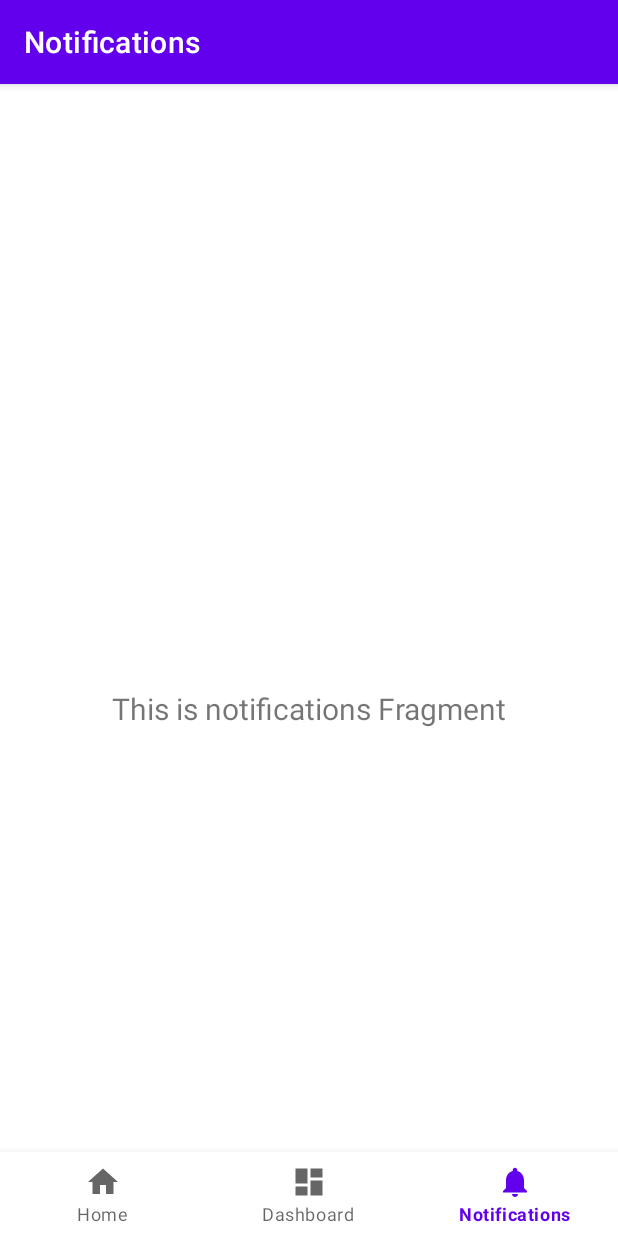
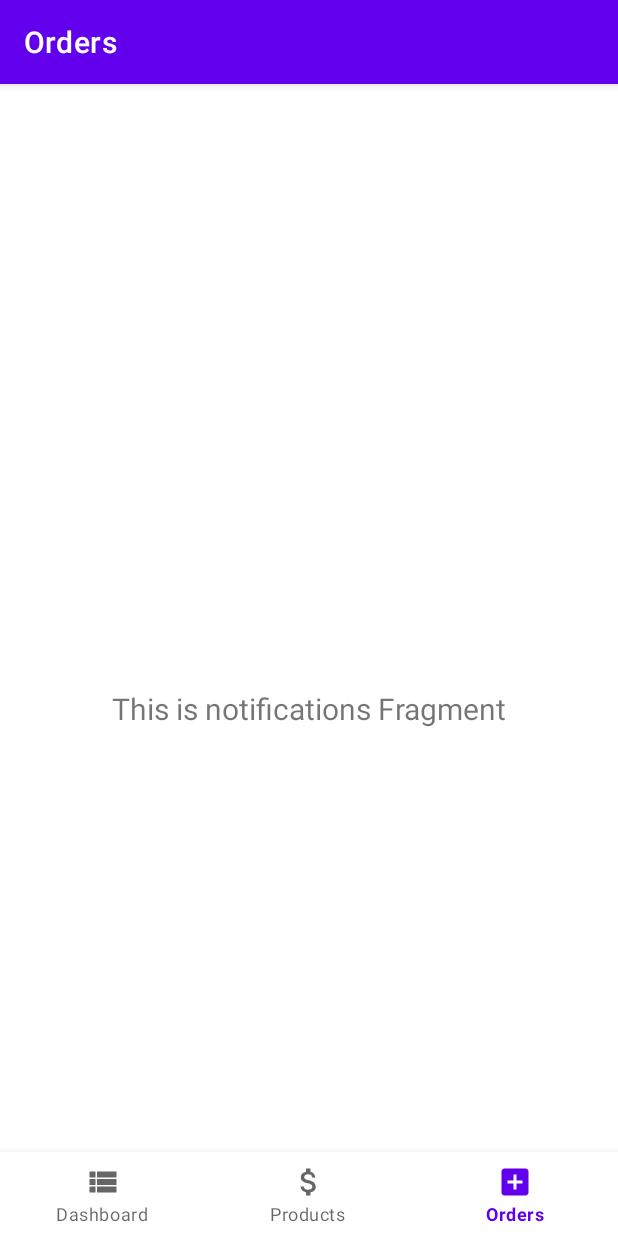
Before and after one commit to ahsa91/SuperCleanerApp, an Android app: the OrdersFragment screen opened through its navigation route, on a phone screen of 412 x 824 dp. Run offline under Robolectric (Android 15) with nearby library versions, the phone set to English and light mode, and no system bars; our stand-ins replace navigation-ui.

Commit message:
modifying fragments

```diff
--- a/SuperCleanerApp-master/SuperCleaner/app/src/main/java/my/supercleanerapp/ui/activites/DashboardActivity.kt
+++ b/SuperCleanerApp-master/SuperCleaner/app/src/main/java/my/supercleanerapp/ui/activites/DashboardActivity.kt
@@ -26,7 +26,7 @@ class DashboardActivity : BaseActivity() {
         // menu should be considered as top level destinations.
         val appBarConfiguration = AppBarConfiguration(
             setOf(
-                R.id.navigation_home, R.id.navigation_dashboard, R.id.navigation_notifications
+                R.id.navigation_products, R.id.navigation_dashboard, R.id.navigation_orders
             )
         )
         setupActionBarWithNavController(navController, appBarConfiguration)
--- a/SuperCleanerApp-master/SuperCleaner/app/src/main/java/my/supercleanerapp/ui/fragments/NotificationsFragment.kt
+++ b/SuperCleanerApp-master/SuperCleaner/app/src/main/java/my/supercleanerapp/ui/fragments/OrdersFragment.kt
@@ -8,7 +8,7 @@ import android.widget.TextView
 import androidx.fragment.app.Fragment
 import my.supercleanerapp.R
 
-class NotificationsFragment : Fragment() {
+class OrdersFragment : Fragment() {
 
     /*private lateinit var notificationsViewModel: NotificationsViewModel*/
 
@@ -20,7 +20,7 @@ class NotificationsFragment : Fragment() {
         /*notificationsViewModel =
             ViewModelProviders.of(this).get(NotificationsViewModel::class.java)*/
 
-        val root = inflater.inflate(R.layout.fragment_notifications, container, false)
+        val root = inflater.inflate(R.layout.fragment_orders, container, false)
         val textView: TextView = root.findViewById(R.id.text_notifications)
         textView.text = "This is notifications Fragment"
 
--- a/SuperCleanerApp-master/SuperCleaner/app/src/main/java/my/supercleanerapp/ui/fragments/HomeFragment.kt
+++ b/SuperCleanerApp-master/SuperCleaner/app/src/main/java/my/supercleanerapp/ui/fragments/ProductsFragment.kt
@@ -8,7 +8,7 @@ import android.widget.TextView
 import androidx.fragment.app.Fragment
 import my.supercleanerapp.R
 
-class HomeFragment : Fragment() {
+class ProductsFragment : Fragment() {
 
     /*private lateinit var homeViewModel: HomeViewModel*/
 
@@ -20,7 +20,7 @@ class HomeFragment : Fragment() {
         /*homeViewModel =
             ViewModelProviders.of(this).get(HomeViewModel::class.java)*/
 
-        val root = inflater.inflate(R.layout.fragment_home, container, false)
+        val root = inflater.inflate(R.layout.fragment_products, container, false)
         val textView: TextView = root.findViewById(R.id.text_home)
         textView.text = "This is home Fragment"
 
--- /dev/null
+++ b/SuperCleanerApp-master/SuperCleaner/app/src/main/res/drawable/ic_vector_dashboard.xml
@@ -0,0 +1,5 @@
+<vector android:autoMirrored="true" android:height="24dp"
+    android:tint="#000000" android:viewportHeight="24"
+    android:viewportWidth="24" android:width="24dp" xmlns:android="http://schemas.android.com/apk/res/android">
+    <path android:fillColor="@android:color/white" android:pathData="M3,14h4v-4H3V14zM3,19h4v-4H3V19zM3,9h4V5H3V9zM8,14h13v-4H8V14zM8,19h13v-4H8V19zM8,5v4h13V5H8z"/>
+</vector>
--- /dev/null
+++ b/SuperCleanerApp-master/SuperCleaner/app/src/main/res/drawable/ic_vector_orders.xml
@@ -0,0 +1,5 @@
+<vector android:height="24dp" android:tint="#000000"
+    android:viewportHeight="24" android:viewportWidth="24"
+    android:width="24dp" xmlns:android="http://schemas.android.com/apk/res/android">
+    <path android:fillColor="@android:color/white" android:pathData="M11.8,10.9c-2.27,-0.59 -3,-1.2 -3,-2.15 0,-1.09 1.01,-1.85 2.7,-1.85 1.78,0 2.44,0.85 2.5,2.1h2.21c-0.07,-1.72 -1.12,-3.3 -3.21,-3.81V3h-3v2.16c-1.94,0.42 -3.5,1.68 -3.5,3.61 0,2.31 1.91,3.46 4.7,4.13 2.5,0.6 3,1.48 3,2.41 0,0.69 -0.49,1.79 -2.7,1.79 -2.06,0 -2.87,-0.92 -2.98,-2.1h-2.2c0.12,2.19 1.76,3.42 3.68,3.83V21h3v-2.15c1.95,-0.37 3.5,-1.5 3.5,-3.55 0,-2.84 -2.43,-3.81 -4.7,-4.4z"/>
+</vector>
--- /dev/null
+++ b/SuperCleanerApp-master/SuperCleaner/app/src/main/res/drawable/ic_vector_products.xml
@@ -0,0 +1,5 @@
+<vector android:height="24dp" android:tint="#000000"
+    android:viewportHeight="24" android:viewportWidth="24"
+    android:width="24dp" xmlns:android="http://schemas.android.com/apk/res/android">
+    <path android:fillColor="@android:color/white" android:pathData="M19,3L5,3c-1.11,0 -2,0.9 -2,2v14c0,1.1 0.89,2 2,2h14c1.1,0 2,-0.9 2,-2L21,5c0,-1.1 -0.9,-2 -2,-2zM17,13h-4v4h-2v-4L7,13v-2h4L11,7h2v4h4v2z"/>
+</vector>
--- a/SuperCleanerApp-master/SuperCleaner/app/src/main/res/layout/fragment_home.xml
+++ b/SuperCleanerApp-master/SuperCleaner/app/src/main/res/layout/fragment_orders.xml
@@ -4,10 +4,10 @@
     xmlns:tools="http://schemas.android.com/tools"
     android:layout_width="match_parent"
     android:layout_height="match_parent"
-    tools:context=".ui.fragments.HomeFragment">
+    tools:context=".ui.fragments.OrdersFragment">
 
     <TextView
-        android:id="@+id/text_home"
+        android:id="@+id/text_notifications"
         android:layout_width="match_parent"
         android:layout_height="wrap_content"
         android:layout_marginStart="8dp"
--- a/SuperCleanerApp-master/SuperCleaner/app/src/main/res/layout/fragment_notifications.xml
+++ b/SuperCleanerApp-master/SuperCleaner/app/src/main/res/layout/fragment_products.xml
@@ -4,10 +4,10 @@
     xmlns:tools="http://schemas.android.com/tools"
     android:layout_width="match_parent"
     android:layout_height="match_parent"
-    tools:context=".ui.fragments.NotificationsFragment">
+    tools:context=".ui.fragments.ProductsFragment">
 
     <TextView
-        android:id="@+id/text_notifications"
+        android:id="@+id/text_home"
         android:layout_width="match_parent"
         android:layout_height="wrap_content"
         android:layout_marginStart="8dp"
--- a/SuperCleanerApp-master/SuperCleaner/app/src/main/res/menu/bottom_nav_menu.xml
+++ b/SuperCleanerApp-master/SuperCleaner/app/src/main/res/menu/bottom_nav_menu.xml
@@ -2,18 +2,18 @@
 <menu xmlns:android="http://schemas.android.com/apk/res/android">
 
     <item
-        android:id="@+id/navigation_home"
-        android:icon="@drawable/ic_home_black_24dp"
-        android:title="@string/title_home" />
-
-    <item
         android:id="@+id/navigation_dashboard"
-        android:icon="@drawable/ic_dashboard_black_24dp"
+        android:icon="@drawable/ic_vector_dashboard"
         android:title="@string/title_dashboard" />
 
     <item
-        android:id="@+id/navigation_notifications"
-        android:icon="@drawable/ic_notifications_black_24dp"
-        android:title="@string/title_notifications" />
+        android:id="@+id/navigation_products"
+        android:icon="@drawable/ic_vector_orders"
+        android:title="@string/title_products" />
+
+    <item
+        android:id="@+id/navigation_orders"
+        android:icon="@drawable/ic_vector_products"
+        android:title="@string/title_orders" />
 
 </menu>
--- a/SuperCleanerApp-master/SuperCleaner/app/src/main/res/navigation/mobile_navigation.xml
+++ b/SuperCleanerApp-master/SuperCleaner/app/src/main/res/navigation/mobile_navigation.xml
@@ -3,13 +3,7 @@
     xmlns:app="http://schemas.android.com/apk/res-auto"
     xmlns:tools="http://schemas.android.com/tools"
     android:id="@+id/mobile_navigation"
-    app:startDestination="@+id/navigation_home">
-
-    <fragment
-        android:id="@+id/navigation_home"
-        android:name="my.supercleanerapp.ui.fragments.HomeFragment"
-        android:label="@string/title_home"
-        tools:layout="@layout/fragment_home" />
+    app:startDestination="@+id/navigation_dashboard">
 
     <fragment
         android:id="@+id/navigation_dashboard"
@@ -18,8 +12,14 @@
         tools:layout="@layout/fragment_dashboard" />
 
     <fragment
-        android:id="@+id/navigation_notifications"
-        android:name="my.supercleanerapp.ui.fragments.NotificationsFragment"
-        android:label="@string/title_notifications"
-        tools:layout="@layout/fragment_notifications" />
+        android:id="@+id/navigation_products"
+        android:name="my.supercleanerapp.ui.fragments.ProductsFragment"
+        android:label="@string/title_products"
+        tools:layout="@layout/fragment_products" />
+
+    <fragment
+        android:id="@+id/navigation_orders"
+        android:name="my.supercleanerapp.ui.fragments.OrdersFragment"
+        android:label="@string/title_orders"
+        tools:layout="@layout/fragment_orders" />
 </navigation>
--- a/SuperCleanerApp-master/SuperCleaner/app/src/main/res/values/strings.xml
+++ b/SuperCleanerApp-master/SuperCleaner/app/src/main/res/values/strings.xml
@@ -53,6 +53,8 @@
     <string name="nav_header_subtitle">android.studio@android.com</string>
     <string name="nav_header_desc">Navigation header</string>
     <string name="action_settings">Settings</string>
+    <string name="title_products">Products</string>
+    <string name="title_orders">Orders</string>
 
 
 
```
